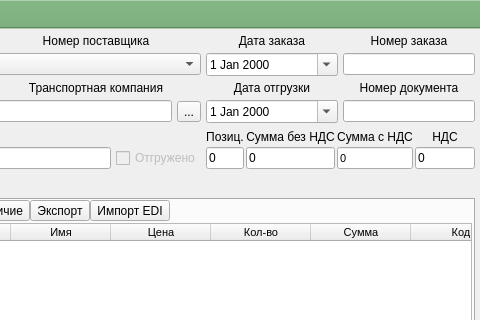
Qt form ui/order.ui (Meller008/CRM-Avi) before a commit; both pictures show x 298 to 778 and y 0 to 320 of the 778 by 430 pixel window.
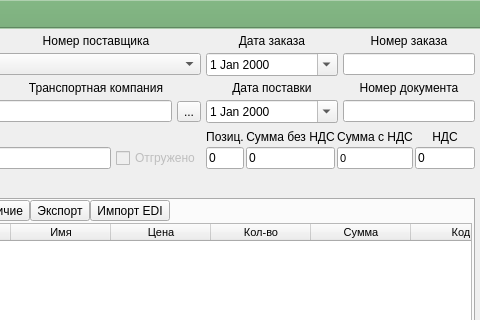
The same form after that commit.

Commit message: работа - Поправлен импорт еди

```diff
--- a/ui/order.ui
+++ b/ui/order.ui
@@ -145,7 +145,7 @@
     <item row="2" column="2">
      <widget class="QLabel" name="label_4">
       <property name="text">
-       <string>&lt;html&gt;&lt;head/&gt;&lt;body&gt;&lt;p align=&quot;center&quot;&gt;Дата отгрузки&lt;/p&gt;&lt;/body&gt;&lt;/html&gt;</string>
+       <string>&lt;html&gt;&lt;head/&gt;&lt;body&gt;&lt;p align=&quot;center&quot;&gt;Дата поставки&lt;/p&gt;&lt;/body&gt;&lt;/html&gt;</string>
       </property>
      </widget>
     </item>
```
The commit also changes 1 other file.
